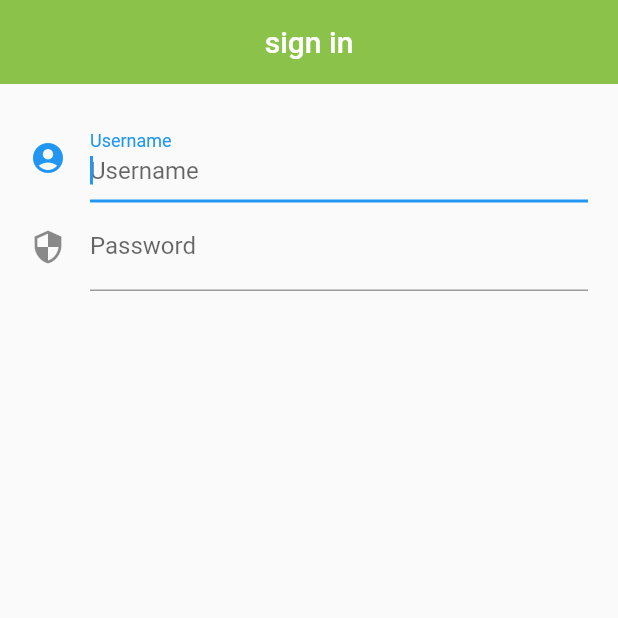
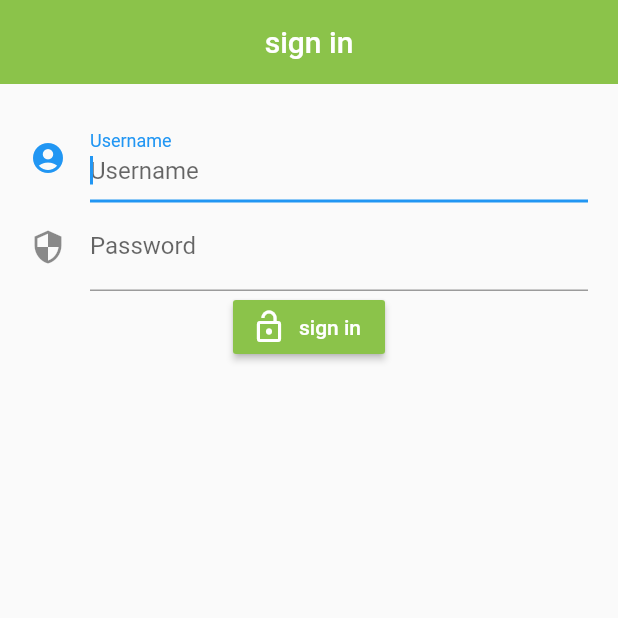
Before and after one commit to Nkoyama/CarOwnerConnect, a Flutter app: the screen it shows after launch, on a phone screen of 412 x 824 dp, the top half of it. Run offline on Flutter 3.47's test engine with Material 2 defaults, Android fonts, the light colour scheme and no system bars.

Commit message:
sign in button

```diff
--- a/car_owner_connect/lib/main.dart
+++ b/car_owner_connect/lib/main.dart
@@ -33,6 +33,8 @@ class _State extends State<MyApp> {
         padding: EdgeInsets.all(20),
         child: Column(
           children: <Widget>[
+
+            // username textField
             TextField(
               decoration: InputDecoration(
                 labelText: 'Username',
@@ -44,6 +46,8 @@ class _State extends State<MyApp> {
               keyboardType: TextInputType.text,
               onSubmitted: _userNameSubmitted,
             ),
+
+            // password textField
             TextField(
               decoration: InputDecoration(
                 labelText: 'Password',
@@ -55,6 +59,18 @@ class _State extends State<MyApp> {
               keyboardType: TextInputType.text,
               obscureText: true,
               onSubmitted: _passwordSubmitted,
+            ),
+
+            // sign in button
+            RaisedButton.icon(
+              icon: Icon(
+                Icons.lock_open,
+                color: Colors.white,
+              ),
+              label: Text("sign in"),
+              onPressed: () {},
+              color: Colors.lightGreen,
+              textColor: Colors.white,
             ),
           ],
         ),
```
